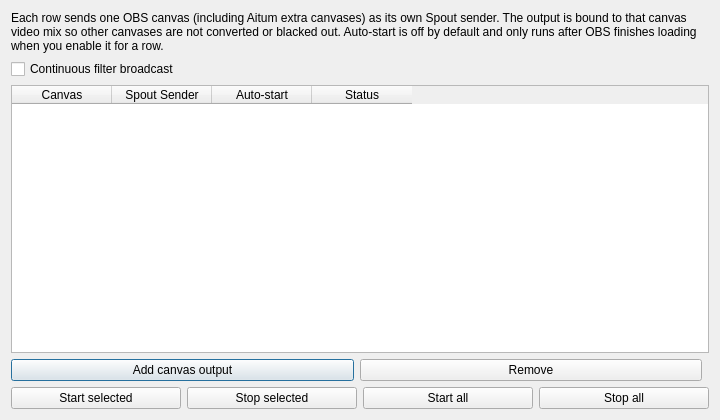
The window that source/ui/win-spout-output-settings.ui (KaleidoVR/KaliSpout2) describes before a commit, drawn with Qt 5.
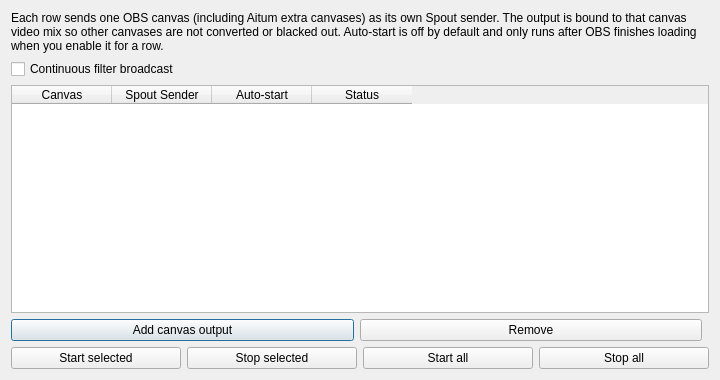
The same window after the commit.

Patch:
```diff
--- a/source/ui/win-spout-output-settings.ui
+++ b/source/ui/win-spout-output-settings.ui
@@ -10,13 +10,13 @@
 				<x>0</x>
 				<y>0</y>
 				<width>720</width>
-				<height>420</height>
+				<height>380</height>
 			</rect>
 		</property>
 		<property name="minimumSize">
 			<size>
 				<width>720</width>
-				<height>400</height>
+				<height>360</height>
 			</size>
 		</property>
 		<property name="windowTitle">
```
